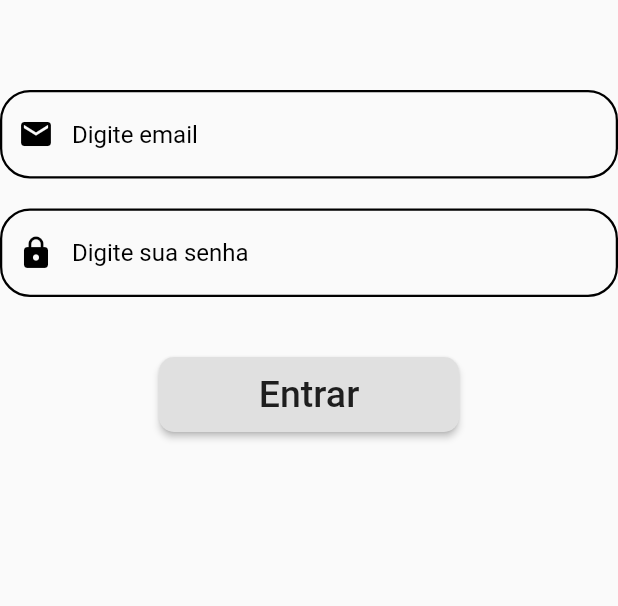
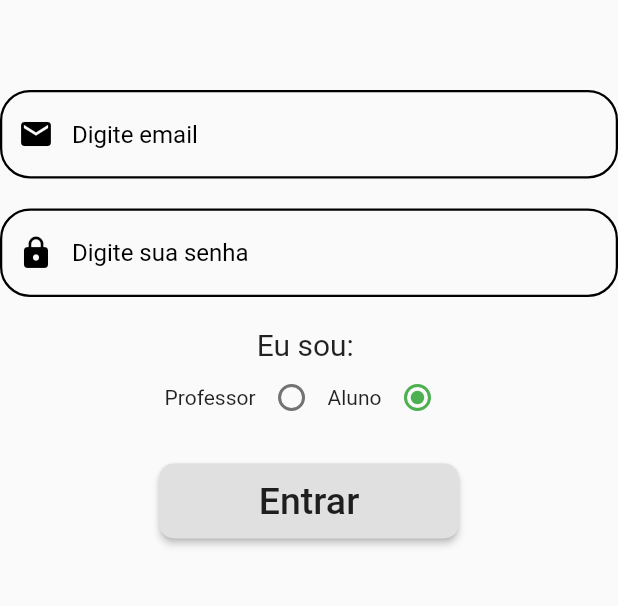
Before and after one commit to DouglasSM747/fluxomind, a Flutter app: the screen it shows after launch, on a phone screen of 412 x 824 dp, the part 213-819 px from its top. Run offline on Flutter 3.47's test engine with Material 2 defaults, Android fonts, the phone set to English and light mode, and no system bars; our stand-ins replace cloud_firestore, firebase_auth, firebase_core, google_fonts, photo_view; accounts and stored records are empty.

Commit message:
feat: Criando conta professor

```diff
--- a/lib/pages/login.dart
+++ b/lib/pages/login.dart
@@ -1,9 +1,11 @@
 import 'package:flutter/material.dart';
-import 'package:fluxoMind/pages/selection.dart';
+import 'package:fluxoMind/pages/student/selection.dart';
+import 'package:fluxoMind/pages/teacher/menuTeacher.dart';
 import 'package:fluxoMind/services/atividades.dart';
 import 'package:fluxoMind/services/firebaseAuth.dart';
 import 'package:fluxoMind/services/firebaseCloud.dart';
-import 'package:fluxoMind/services/user.dart';
+import 'package:fluxoMind/services/studentClass.dart';
+import 'package:fluxoMind/services/teacherClass.dart';
 import 'package:fluxoMind/widgets/AppWidget.dart';
 import 'package:google_fonts/google_fonts.dart';
 
@@ -31,6 +33,8 @@ class LoginPage extends StatefulWidget {
 }
 
 class _LoginPageState extends State<LoginPage> {
+  String tipoUserLogando = "aluno";
+
   TextEditingController emailInput = new TextEditingController();
   TextEditingController passwordInput = new TextEditingController();
   ServiceConnection serviceConnection = new ServiceConnection();
@@ -49,15 +53,22 @@ class _LoginPageState extends State<LoginPage> {
             AppWidget.formText(emailInput, "Digite email", Icons.email),
             SizedBox(height: 20),
             AppWidget.formText(passwordInput, "Digite sua senha", Icons.lock, password: true),
-            SizedBox(height: 40),
+            SizedBox(height: 20),
+            Text("Eu sou: ", style: TextStyle(fontSize: 20)),
+            radioButtons(),
+            SizedBox(height: 20),
             AppWidget.button("Entrar", () {
               serviceConnection.signInWithEmailAndPassword(emailInput.text, passwordInput.text).then((value) async {
                 if (value != null) {
-                  serviceCrudFireStore.isValidUser(emailInput.text).then((resp) async {
+                  serviceCrudFireStore.isValidUser(email: emailInput.text, tipoUser: tipoUserLogando).then((resp) async {
                     if (resp != "") {
-                      User.id = resp;
-                      await Atividade.carregarFasesUser(resp).then((value) => User.listAtv = value);
-                      await AppWidget.screenChange(context, Selection());
+                      if (tipoUserLogando == "aluno") {
+                        Student.id = resp;
+                        await Atividade.carregarFasesUser(resp).then((value) => Student.listAtv = value);
+                        await AppWidget.screenChange(context, Selection());
+                      } else if (tipoUserLogando == "professor") {
+                        await AppWidget.screenChange(context, MenuTeacherPage());
+                      }
                     } else {
                       AppWidget.dialog(context, "Alerta", "Usuario não cadastrado no sistema!");
                     }
@@ -72,4 +83,44 @@ class _LoginPageState extends State<LoginPage> {
       ),
     );
   }
+
+  Widget radioButtons() {
+    return Row(
+      mainAxisAlignment: MainAxisAlignment.center,
+      children: [
+        Row(
+          children: [
+            Text("Professor"),
+            Radio(
+              groupValue: tipoUserLogando,
+              onChanged: (String value) {
+                setState(
+                  () {
+                    tipoUserLogando = value;
+                  },
+                );
+              },
+              value: "professor",
+            )
+          ],
+        ),
+        Row(
+          children: [
+            Text("Aluno"),
+            Radio(
+              groupValue: tipoUserLogando,
+              onChanged: (String value) {
+                setState(
+                  () {
+                    tipoUserLogando = value;
+                  },
+                );
+              },
+              value: "aluno",
+            )
+          ],
+        )
+      ],
+    );
+  }
 }
--- a/lib/services/user.dart
+++ b/lib/services/studentClass.dart
@@ -1,6 +1,6 @@
 import 'package:fluxoMind/services/atividades.dart';
 
-class User {
+class Student {
   static String id = "";
   static List<Atividade> listAtv = new List<Atividade>();
   final int seuProfessor = 0;
--- /dev/null
+++ b/lib/services/teacherClass.dart
@@ -0,0 +1,4 @@
+class Teacher {
+  static String id = "";
+  static int quantAlunos;
+}
--- a/pubspec.yaml
+++ b/pubspec.yaml
@@ -14,6 +14,8 @@ dependencies:
   firebase_auth: ^0.18.0+1
   firebase_core: ^0.5.0
   cloud_firestore:
+  photo_view: ^0.10.2
+  carousel_slider: ^2.0.0
 
 dev_dependencies:
   flutter_test:
```
Also changed, not shown: lib/pages/student/question.dart (renamed from lib/pages/question.dart, +48 -37 lines), lib/pages/student/selection.dart (renamed from lib/pages/selection.dart, +6 -6 lines), lib/pages/teacher/menuTeacher.dart (added, +52 -0 lines), lib/services/atividades.dart (+11 -6 lines), lib/services/firebaseAuth.dart (+16 -0 lines), lib/services/firebaseCloud.dart (+9 -5 lines), lib/widgets/AppWidget.dart (+7 -2 lines), pubspec.lock.
